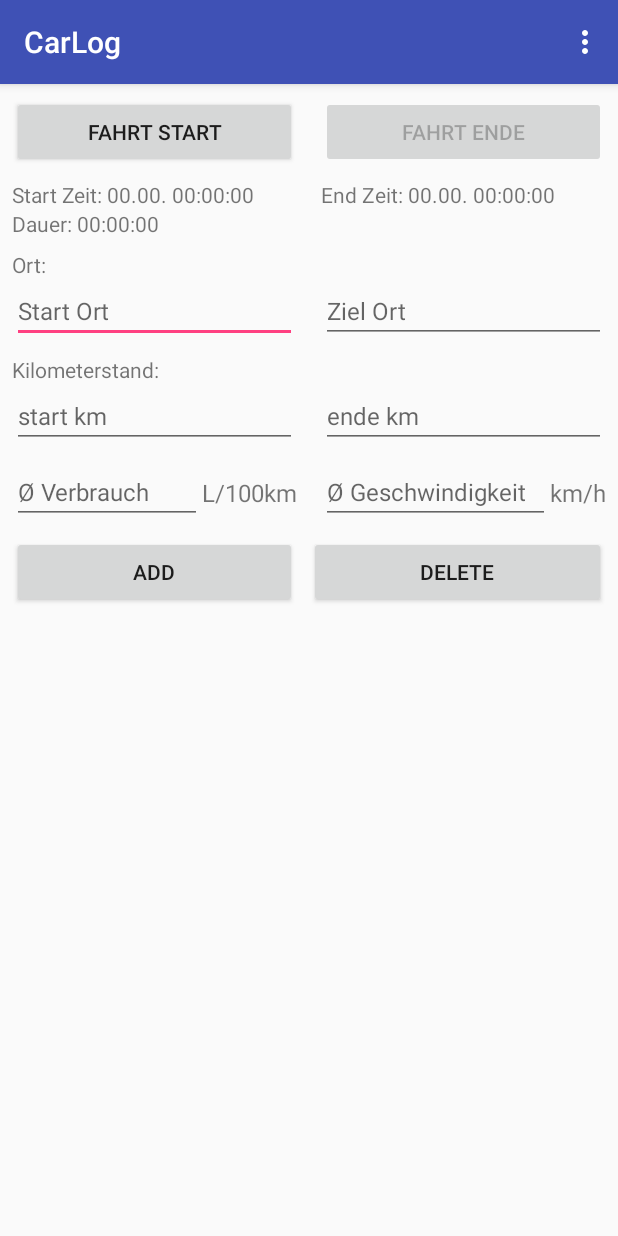
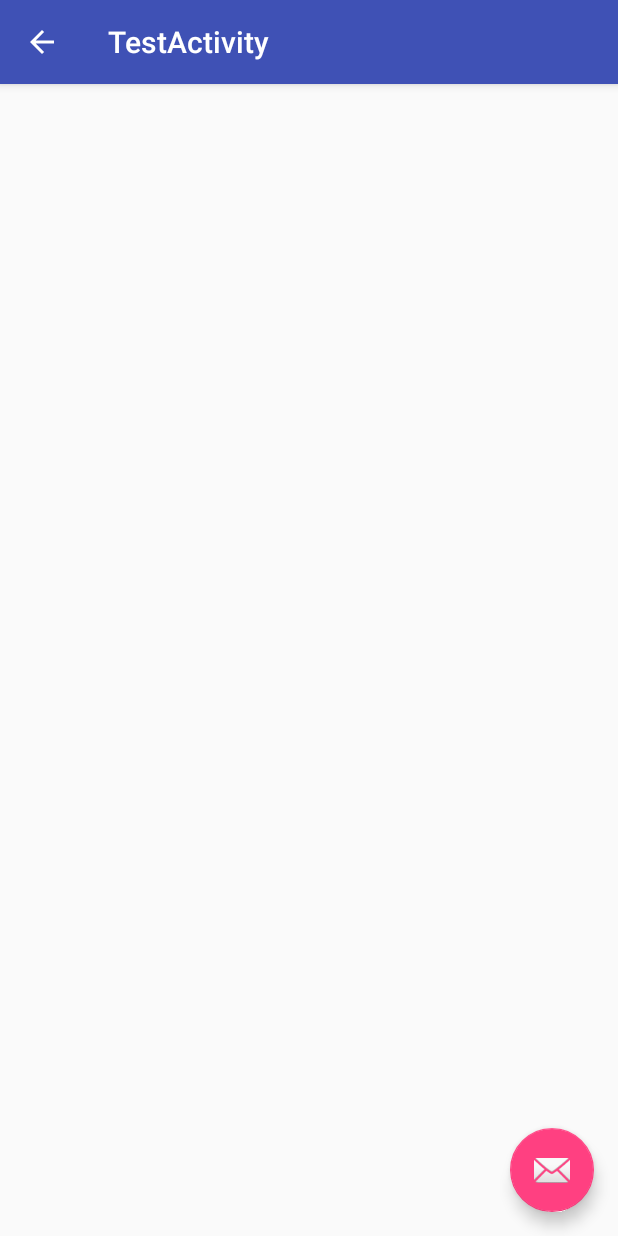
Before and after one commit to 8-Lambda-8/CarLog, an Android app: the screen it shows after launch (MainActivity before the commit, TestActivity after it), in the options menu, after a tap on "Test", on a phone screen of 412 x 824 dp. Run offline under Robolectric (Android 15) with nearby library versions, the phone set to English and light mode, and no system bars; our stand-ins replace Firebase (no records; nobody signed in at launch, a user with empty details on screens opened directly); libraries missing offline, so code that uses them is left out: com.firebase.ui; 3 statements that could not run were skipped.

Commit message:
New Datastructure test

```diff
--- /dev/null
+++ b/app/src/main/res/layout/activity_test.xml
@@ -0,0 +1,33 @@
+<?xml version="1.0" encoding="utf-8"?>
+<android.support.design.widget.CoordinatorLayout xmlns:android="http://schemas.android.com/apk/res/android"
+    xmlns:app="http://schemas.android.com/apk/res-auto"
+    xmlns:tools="http://schemas.android.com/tools"
+    android:layout_width="match_parent"
+    android:layout_height="match_parent"
+    tools:context=".TestActivity">
+
+    <android.support.design.widget.AppBarLayout
+        android:layout_width="match_parent"
+        android:layout_height="wrap_content"
+        android:theme="@style/AppTheme.AppBarOverlay">
+
+        <android.support.v7.widget.Toolbar
+            android:id="@+id/toolbar"
+            android:layout_width="match_parent"
+            android:layout_height="?attr/actionBarSize"
+            android:background="?attr/colorPrimary"
+            app:popupTheme="@style/AppTheme.PopupOverlay" />
+
+    </android.support.design.widget.AppBarLayout>
+
+    <include layout="@layout/content_test" />
+
+    <android.support.design.widget.FloatingActionButton
+        android:id="@+id/fab"
+        android:layout_width="wrap_content"
+        android:layout_height="wrap_content"
+        android:layout_gravity="bottom|end"
+        android:layout_margin="@dimen/fab_margin"
+        app:srcCompat="@android:drawable/ic_dialog_email" />
+
+</android.support.design.widget.CoordinatorLayout>
--- /dev/null
+++ b/app/src/main/res/layout/content_test.xml
@@ -0,0 +1,11 @@
+<?xml version="1.0" encoding="utf-8"?>
+<android.support.constraint.ConstraintLayout xmlns:android="http://schemas.android.com/apk/res/android"
+    xmlns:app="http://schemas.android.com/apk/res-auto"
+    xmlns:tools="http://schemas.android.com/tools"
+    android:layout_width="match_parent"
+    android:layout_height="match_parent"
+    app:layout_behavior="@string/appbar_scrolling_view_behavior"
+    tools:context=".TestActivity"
+    tools:showIn="@layout/activity_test">
+
+</android.support.constraint.ConstraintLayout>
--- a/app/src/main/res/values/strings.xml
+++ b/app/src/main/res/values/strings.xml
@@ -69,5 +69,6 @@
     <string name="db_dateformat" translatable="false">%y-%m-%d_%H-%M-%S</string>
     <string name="testMenu" translatable="false">Test</string>
     <string name="title_activity_entry_editor">EntryEditor</string>
+    <string name="title_activity_test">TestActivity</string>
 
 </resources>
```
Also changed, not shown: app/build.gradle (+6 -5 lines), app/src/main/AndroidManifest.xml (+9 -0 lines), app/src/main/java/com/a8lambda8/carlog/MainActivity.java (+9 -8 lines), app/src/main/java/com/a8lambda8/carlog/TestActivity.java (added, +131 -0 lines), app/src/main/java/com/a8lambda8/carlog/list_adapter.java (+49 -6 lines), build.gradle (+6 -1 lines).
